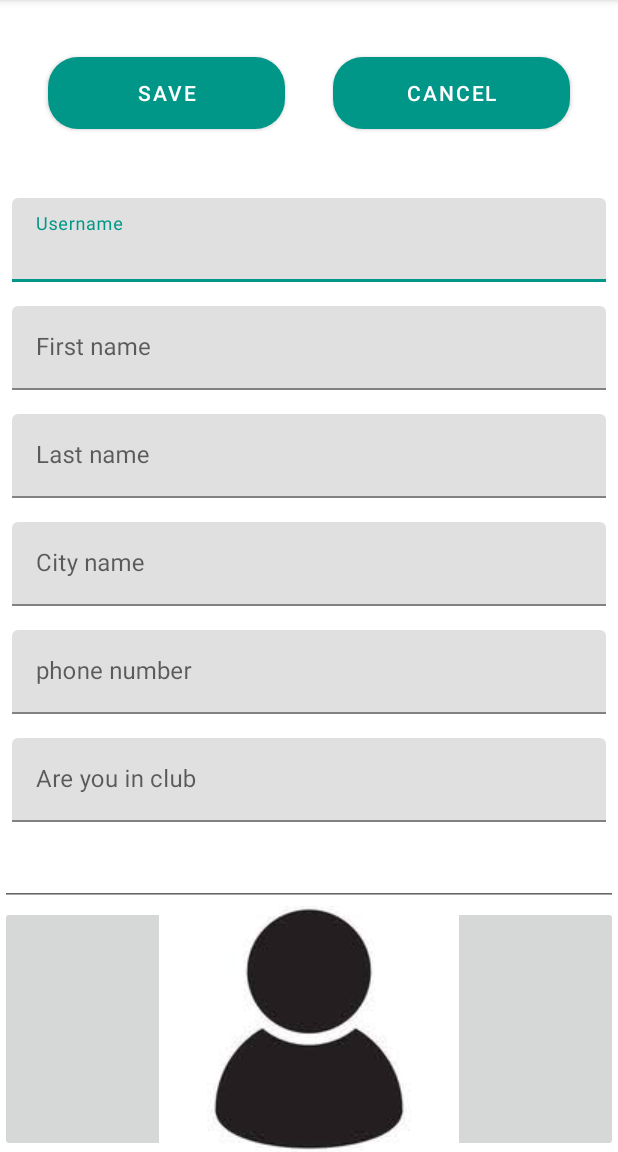
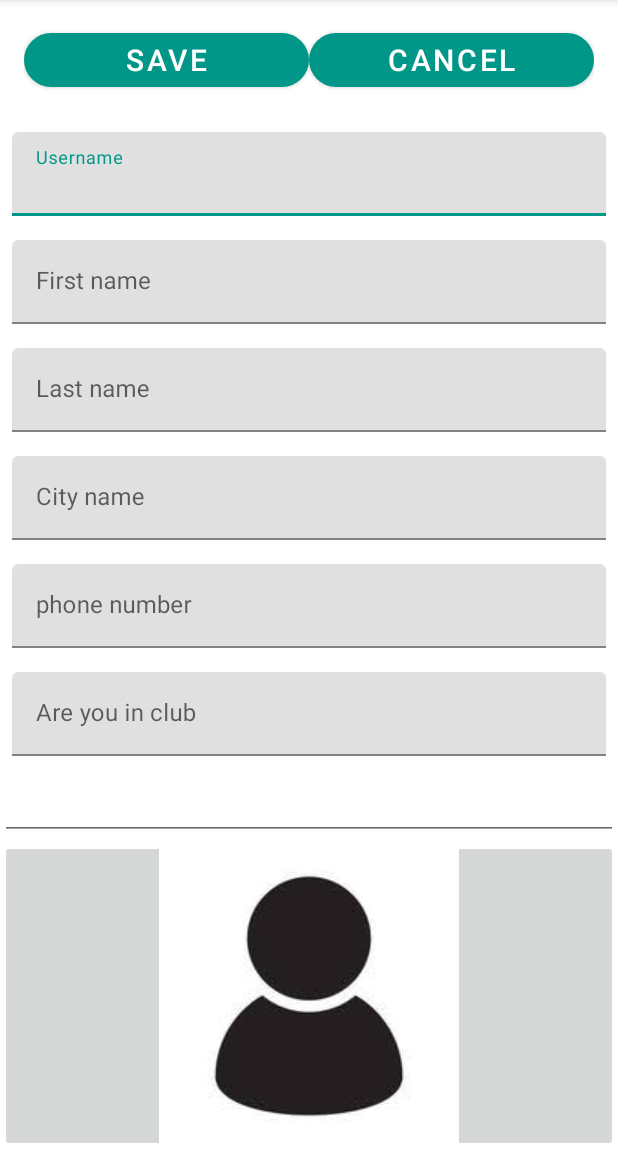
Before and after one commit to Rayanyassen/FinalApplaction, an Android app: the Profile screen opened directly, with no data from a screen before it, on a phone screen of 412 x 824 dp, the part 84-1236 px from its top. Run offline under Robolectric (Android 15) with nearby library versions, the phone set to English and light mode, and no system bars; our stand-ins replace Firebase (no records; nobody signed in at launch, a user with empty details on screens opened directly).

Commit message:
عمل على شاشه البروفايل

```diff
--- a/app/src/main/java/RY/Yassen/finalapplaction/MainActivity.java
+++ b/app/src/main/java/RY/Yassen/finalapplaction/MainActivity.java
@@ -31,10 +31,8 @@ public class MainActivity extends AppCompatActivity {
 
     public boolean onOptionsItemSelected(MenuItem item) {
 
-        if (item.getItemId() == R.id.itmsetting) {
-            Intent i = new Intent(MainActivity.this, SettingActivty.class);
-            startActivity(i);
-        }
+
+
         if (item.getItemId() == R.id.itmLogout) {
             ShowNoYesDialog();
         }
--- a/app/src/main/java/RY/Yassen/finalapplaction/Profile.java
+++ b/app/src/main/java/RY/Yassen/finalapplaction/Profile.java
@@ -21,6 +21,7 @@ import com.google.firebase.firestore.FirebaseFirestore;
 
 import RY.Yassen.finalapplaction.Data.PlayerTable.MyPlayer;
 import RY.Yassen.finalapplaction.Data.PlayerTable.myPlayerQuery;
+import RY.Yassen.finalapplaction.Data.UsersTable.myusers;
 
 public class Profile extends AppCompatActivity {
     private Button btnsavesignup;
@@ -38,6 +39,8 @@ public class Profile extends AppCompatActivity {
     private Button btnUpload;// לחצן לביצוע העלאת התמונה
     private Uri toUploadimageUri;// כתוב הקובץ(תמונה) שרוצים להעלות
     private Uri downladuri;//כתובת הקוץ בענן אחרי ההעלא
+    private MyPlayer myPlayer;//עצם/נתון שרוצים לשמור
+    private myusers myusers;// עצם/נתון שרוצים לשמור
 
 
 
@@ -60,7 +63,7 @@ public class Profile extends AppCompatActivity {
         imgBtnl.setOnClickListener(new View.OnClickListener() {
             @Override
             public void onClick(View view) {
-
+                pickImageFromGallery();
 
             }
         });
@@ -69,6 +72,18 @@ public class Profile extends AppCompatActivity {
 
 
     }
+
+    /**
+     * عملية  لاختيار صوره بمساعدة אינטנט מרומז: implicit intent
+     */
+    private void pickImageFromGallery(){
+        //implicit intent (מרומז) to pick image
+        Intent intent=new Intent(Intent.ACTION_PICK);
+        intent.setType("image/*");
+        startActivityForResult(intent,IMAGE_PICK_CODE);//הפעלתה האינטנט עם קוד הבקשה
+    }
+
+
 
     private void checkProfile() {
         boolean isAllok = true; //يفحص الحقول ان كانت سليمة
--- a/app/src/main/res/layout/activity_profile.xml
+++ b/app/src/main/res/layout/activity_profile.xml
@@ -20,23 +20,23 @@
             <Button
                 android:id="@+id/btnsavesignup"
                 android:layout_width="match_parent"
-                android:layout_height="60dp"
+                android:layout_height="wrap_content"
 
-                android:layout_margin="16dp"
                 android:layout_weight="1"
                 android:onClick="onclickBTNcheckProfile"
                 android:text="Save"
+                android:textSize="20sp"
                 app:cornerRadius="20dp" />
 
             <Button
                 android:id="@+id/btnCancel"
                 android:layout_width="match_parent"
-                android:layout_height="60dp"
+                android:layout_height="wrap_content"
 
-                android:layout_margin="16dp"
                 android:layout_weight="1"
                 android:onClick="onclickBTNcancel"
                 android:text="Cancel"
+                android:textSize="20sp"
                 app:cornerRadius="20dp" />
 
         </LinearLayout>
--- a/app/src/main/res/menu/menu.xml
+++ b/app/src/main/res/menu/menu.xml
@@ -11,9 +11,6 @@
         android:id="@+id/itmLogout"
         android:title="Log out" />
     <item
-        android:id="@+id/itmsetting"
-        android:title="Setting" />
-    <item
         android:id="@+id/itmhistory"
         android:icon="@android:drawable/ic_menu_recent_history"
         android:title="History"
```
Also changed, not shown: app/src/main/AndroidManifest.xml (+0 -7 lines), app/src/main/java/RY/Yassen/finalapplaction/SettingActivty.java (deleted, +0 -14 lines), app/src/main/java/RY/Yassen/finalapplaction/UploadVideo.java (+102 -5 lines), app/src/main/res/layout/activity_setting_activty.xml (deleted, +0 -9 lines).
